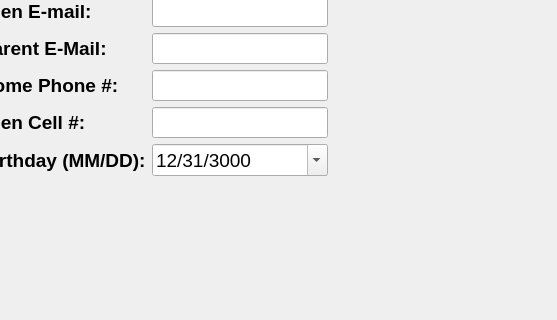
nathanbw/LifeTeen-Registration-Form, file RegistrationForm.ui: the form before one commit; both pictures show x 243 to 800 and y 161 to 481 of the 800 by 600 pixel window.
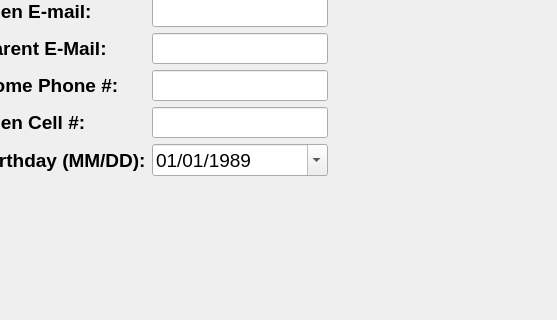
The form after the commit.

Commit message: Set default date to something more sane

The edit to the form file:
```diff
--- a/RegistrationForm.ui
+++ b/RegistrationForm.ui
@@ -275,9 +275,9 @@
          <hour>0</hour>
          <minute>0</minute>
          <second>0</second>
-         <year>3000</year>
-         <month>12</month>
-         <day>31</day>
+         <year>1989</year>
+         <month>01</month>
+         <day>01</day>
         </datetime>
        </property>
        <property name="maximumDate">
@@ -290,8 +290,8 @@
        <property name="minimumDate">
         <date>
          <year>1989</year>
-         <month>12</month>
-         <day>31</day>
+         <month>01</month>
+         <day>01</day>
         </date>
        </property>
        <property name="displayFormat">
```
